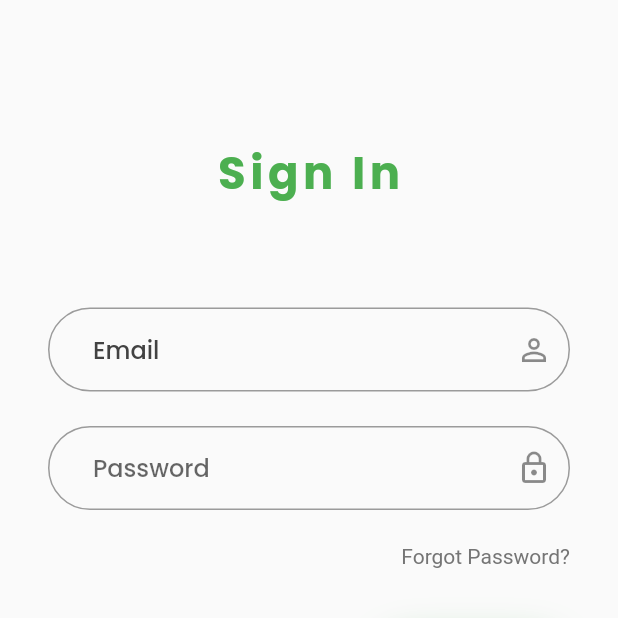
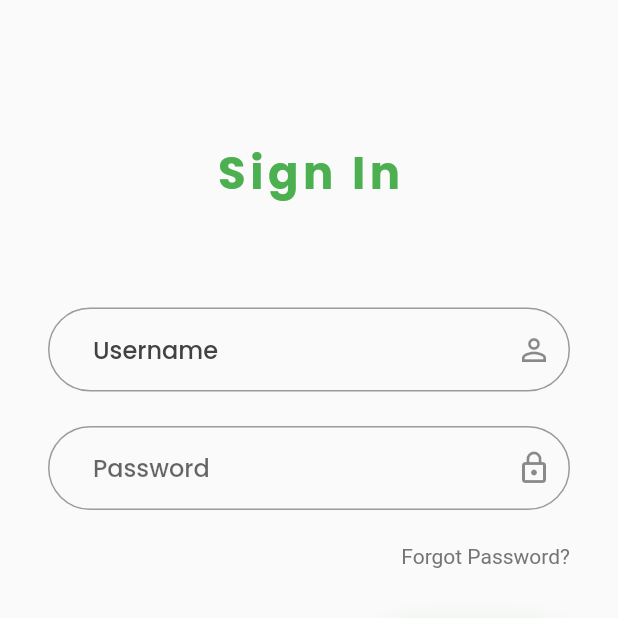
Before and after one commit to AditPutraDev/hasil-tani, a Flutter app: the SignInPage screen opened directly, after a tap on "Sign In", on a phone screen of 412 x 824 dp, the top half of it. Run offline on Flutter 3.47's test engine with Material 2 defaults, Android fonts, the phone set to English and light mode, and no system bars; our stand-ins replace bot_toast, cached_network_image, flutter_spinkit, get, google_fonts, shared_preferences and 1 more; accounts and stored records are empty; network calls fail; statements that could not run were skipped.

Commit message:
sign in username

```diff
--- a/lib/ui/pages/sign_in_page.dart
+++ b/lib/ui/pages/sign_in_page.dart
@@ -36,9 +36,8 @@ class SignInPage extends StatelessWidget {
                       ),
                       contentPadding: EdgeInsets.fromLTRB(30, 16, 0, 16),
                       hintStyle: new TextStyle(color: Colors.grey[800]),
-                      hintText: "Email",
+                      hintText: "Username",
                     ),
-                    keyboardType: TextInputType.emailAddress,
                   ),
                 ),
                 Padding(
@@ -81,6 +80,7 @@ class SignInPage extends StatelessWidget {
                           title: 'Sign In',
                           icon: Icons.arrow_forward,
                           onPressed: () {
+                            FocusScope.of(context).requestFocus(FocusNode());
                             if (authController.username.text != '' &&
                                 authController.password.text != '') {
                               authController.signIn(
```
